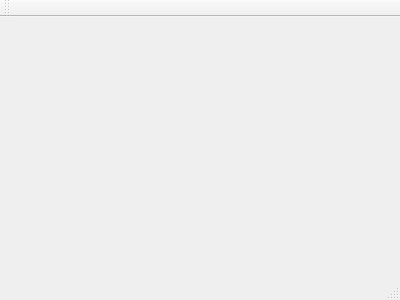
Qt form PetShop/mainwindow.ui (julianafalves/Projeto_POO) before a commit.
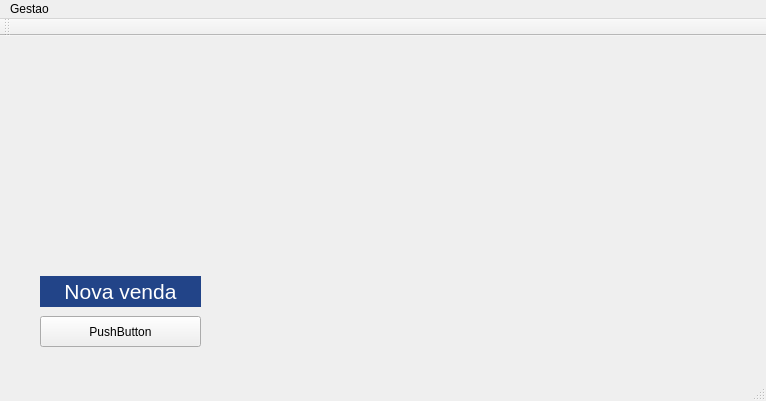
The same form after that commit.

What changed in the file:
```diff
--- a/PetShop/mainwindow.ui
+++ b/PetShop/mainwindow.ui
@@ -1,24 +1,92 @@
 <ui version="4.0">
  <class>MainWindow</class>
- <widget class="QMainWindow" name="MainWindow" >
-  <property name="geometry" >
+ <widget class="QMainWindow" name="MainWindow">
+  <property name="geometry">
    <rect>
     <x>0</x>
     <y>0</y>
-    <width>400</width>
-    <height>300</height>
+    <width>766</width>
+    <height>401</height>
    </rect>
   </property>
   <property name="windowTitle" >
    <string>MainWindow</string>
   </property>
-  <widget class="QMenuBar" name="menuBar" />
-  <widget class="QToolBar" name="mainToolBar" />
-  <widget class="QWidget" name="centralWidget" />
-  <widget class="QStatusBar" name="statusBar" />
+  <widget class="QWidget" name="centralWidget">
+   <widget class="QPushButton" name="pushButton">
+    <property name="geometry">
+     <rect>
+      <x>40</x>
+      <y>280</y>
+      <width>161</width>
+      <height>31</height>
+     </rect>
+    </property>
+    <property name="text">
+     <string>PushButton</string>
+    </property>
+   </widget>
+   <widget class="QPushButton" name="pushButton_2">
+    <property name="geometry">
+     <rect>
+      <x>40</x>
+      <y>240</y>
+      <width>161</width>
+      <height>31</height>
+     </rect>
+    </property>
+    <property name="styleSheet">
+     <string notr="true">background:#248;
+color:#fff;
+font-size: 16pt;
+border:none;
+borde-radius:10px;
+</string>
+    </property>
+    <property name="text">
+     <string>Nova venda</string>
+    </property>
+   </widget>
+  </widget>
+  <widget class="QMenuBar" name="menuBar">
+   <property name="geometry">
+    <rect>
+     <x>0</x>
+     <y>0</y>
+     <width>766</width>
+     <height>22</height>
+    </rect>
+   </property>
+   <widget class="QMenu" name="menuGestao">
+    <property name="title">
+     <string>Gestao</string>
+    </property>
+    <addaction name="actionEstoque"/>
+    <addaction name="actionVendas"/>
+   </widget>
+   <addaction name="menuGestao"/>
+  </widget>
+  <widget class="QToolBar" name="mainToolBar">
+   <attribute name="toolBarArea">
+    <enum>TopToolBarArea</enum>
+   </attribute>
+   <attribute name="toolBarBreak">
+    <bool>false</bool>
+   </attribute>
+  </widget>
+  <widget class="QStatusBar" name="statusBar"/>
+  <action name="actionEstoque">
+   <property name="text">
+    <string>Estoque</string>
+   </property>
+  </action>
+  <action name="actionVendas">
+   <property name="text">
+    <string>Vendas</string>
+   </property>
+  </action>
  </widget>
- <layoutDefault spacing="6" margin="11" />
- <pixmapfunction></pixmapfunction>
+ <layoutdefault spacing="6" margin="11"/>
  <resources/>
  <connections/>
 </ui>
```
Left out of the diff: 3 changed lines with no effect on the pictures.
